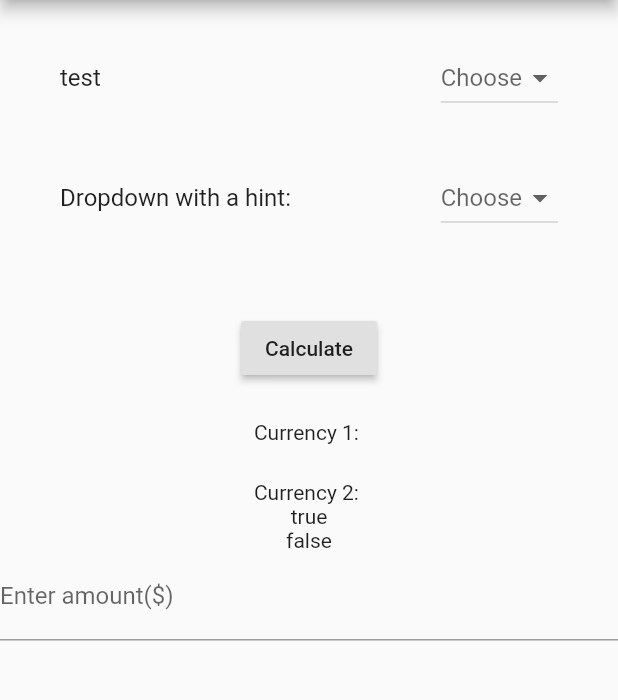
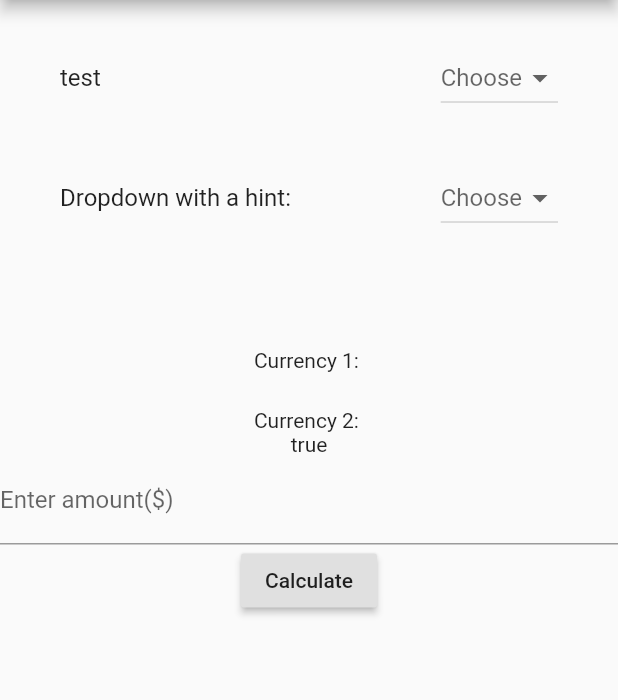
Before and after one commit to jltimm/inflation-calculator, a Flutter app: the screen it shows after launch, after a tap on "Calculate", on a phone screen of 412 x 824 dp, the part 84-784 px from its top. Run offline on Flutter 3.47's test engine with Material 2 defaults, Android fonts, the phone set to English and light mode, and no system bars.

Commit message:
More experimentation

```diff
--- a/lib/currency.dart
+++ b/lib/currency.dart
@@ -3,30 +3,31 @@ import 'package:flutter/material.dart';
 final currencyKey = new GlobalKey<CurrencyWidgetState>();
 
 class CurrencyWidget extends StatefulWidget {
-  final bool test1;
-  final bool test2;
-  CurrencyWidget({Key currencyKey, this.test1, this.test2}) : super(key: currencyKey);
-
+  final bool flag;
+  CurrencyWidget({Key currencyKey, this.flag}) : super(key: currencyKey);
   CurrencyWidgetState createState() => new CurrencyWidgetState();
 
 }
 
-Widget createNumberField() {
+class CurrencyWidgetState extends State<CurrencyWidget> {
+  Widget build(BuildContext context) {
+    return new Column(
+      children: [
+        new Text(widget.flag.toString()),
+        createCurrencyInput(widget.flag),
+      ]
+    );
+  }
+}
+
+Widget createCurrencyInput(bool flag) {
+  if (flag) {
     return new TextField(
       keyboardType: TextInputType.number,
       decoration: new InputDecoration(labelText: "Enter amount(\$)"),
     );
   }
-
-
-class CurrencyWidgetState extends State<CurrencyWidget> {
-  Widget build(BuildContext context) {
-    return new Column(
-      children: [
-        new Text(widget.test1.toString()),
-        new Text(widget.test2.toString()),
-        createNumberField(),
-      ]
-    );
-  }
+  return const SizedBox(
+            height: 24.0,
+  );
 }
--- a/lib/main.dart
+++ b/lib/main.dart
@@ -1,6 +1,8 @@
 import 'package:flutter/material.dart';
 import 'dropdown.dart';
 import 'currency.dart';
+
+final dropdownKeyBefore = new GlobalKey<DropdownWidgetState>();
 
 void main() {
   runApp(new MyApp());
@@ -10,7 +12,7 @@ class MyApp extends StatelessWidget {
   @override
   Widget build(BuildContext context) {
 
-    Widget dropDownSection = new DropdownWidget(dropdownKey: dropdownKey, label1: "test", label2: "test2",);
+    Widget dropDownSection = new DropdownWidget(dropdownKey: dropdownKeyBefore, label1: "test", label2: "test2",);
     Widget textEditSection = new TextWidget();
 
     return new MaterialApp(
@@ -42,11 +44,13 @@ class _TextWidgetState extends State<TextWidget> {
 
   void _updateAnswer() {
     setState(() {
-      String dropdown1 = dropdownKey.currentState.dropdown1Value;
-      String dropdown2 = dropdownKey.currentState.dropdown2Value;
-      if (dropdown1 != null && dropdown2 != null) {
-        _currency1 = dropdownKey.currentState.dropdown1Value;
-        _currency2 = dropdownKey.currentState.dropdown2Value;
+      String dropdown1 = dropdownKeyBefore.currentState.dropdown1Value;
+      String dropdown2 = dropdownKeyBefore.currentState.dropdown2Value;
+      if (dropdown1 != null) {
+        _currency1 = dropdownKeyBefore.currentState.dropdown1Value;
+      }
+      if (dropdown2 != null) {
+        _currency2 = dropdownKeyBefore.currentState.dropdown2Value;
       }
     });
   }
@@ -56,10 +60,6 @@ class _TextWidgetState extends State<TextWidget> {
     return new Column(
       mainAxisAlignment: MainAxisAlignment.center,
       children: [
-        new RaisedButton(
-          onPressed: _updateAnswer,
-          child: new Text('Calculate')
-        ),
         const SizedBox(
           height: 24.0,
         ),
@@ -68,7 +68,11 @@ class _TextWidgetState extends State<TextWidget> {
           height: 24.0,
         ),
         new Text('Currency 2: $_currency2'),
-        new CurrencyWidget(test1: true, test2: false),
+        new CurrencyWidget(flag: true),
+        new RaisedButton(
+          onPressed: _updateAnswer,
+          child: new Text('Calculate')
+        ),
       ],
     );
   }
```
